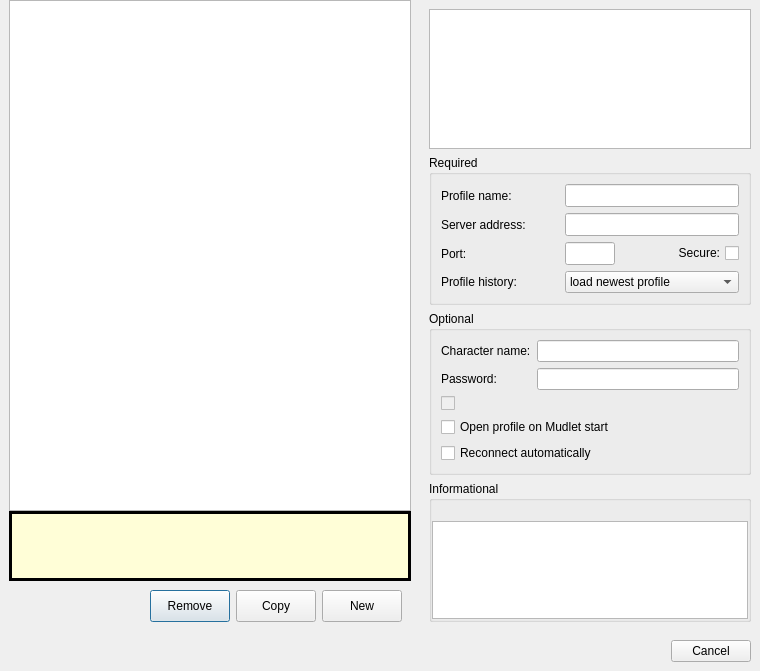
Qt form src/ui/connection_profiles.ui (Mudlet/Mudlet) before a commit.
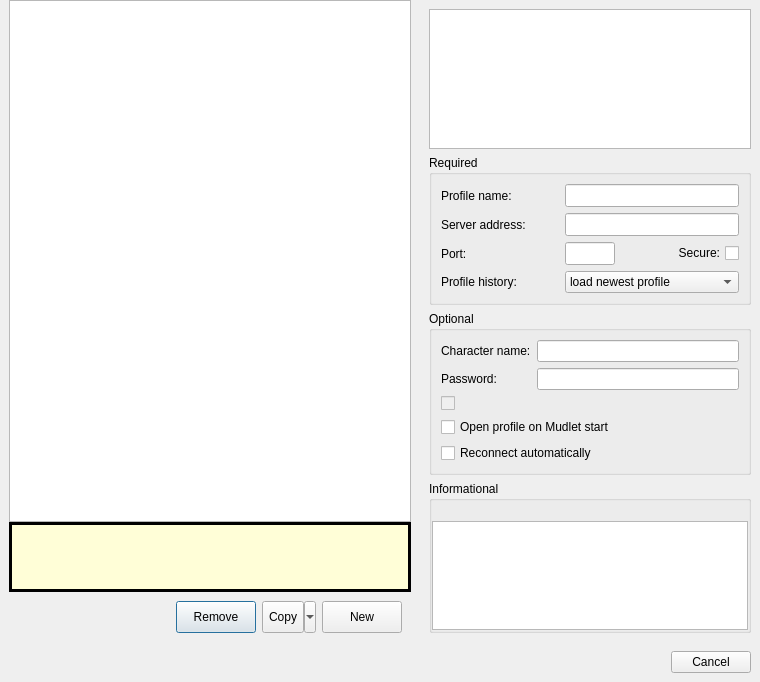
The same form after that commit. Icons and pictures are not drawn.

Commit message:
Add 'Copy profile (settings only)' button (#2779)
* Added button and got connection info copied

* Add copy profile with settings only

* Tweak UI style

* Cleanup

* Remove duplicates

* Remove another debug cout

* Fix names getting duplicated

* Remove debug statement

* Fix unnecessary return

```diff
--- a/src/ui/connection_profiles.ui
+++ b/src/ui/connection_profiles.ui
@@ -7,7 +7,7 @@
     <x>0</x>
     <y>0</y>
     <width>760</width>
-    <height>671</height>
+    <height>682</height>
    </rect>
   </property>
   <property name="minimumSize">
@@ -2065,9 +2065,6 @@
             </item>
             <item>
              <widget class="QPushButton" name="remove_profile_button">
-              <property name="enabled">
-               <bool>true</bool>
-              </property>
               <property name="sizePolicy">
                <sizepolicy hsizetype="Fixed" vsizetype="Preferred">
                 <horstretch>0</horstretch>
@@ -2080,19 +2077,13 @@
                 <height>25</height>
                </size>
               </property>
-              <property name="maximumSize">
-               <size>
-                <width>16777215</width>
-                <height>16777215</height>
-               </size>
-              </property>
               <property name="text">
                <string>Remove</string>
               </property>
              </widget>
             </item>
             <item>
-             <widget class="QPushButton" name="copy_profile_button">
+             <widget class="QToolButton" name="copy_profile_toolbutton">
               <property name="sizePolicy">
                <sizepolicy hsizetype="Fixed" vsizetype="Preferred">
                 <horstretch>0</horstretch>
@@ -2105,15 +2096,15 @@
                 <height>25</height>
                </size>
               </property>
-              <property name="maximumSize">
-               <size>
-                <width>16777215</width>
-                <height>16777215</height>
-               </size>
-              </property>
               <property name="text">
                <string>Copy</string>
               </property>
+              <property name="popupMode">
+               <enum>QToolButton::MenuButtonPopup</enum>
+              </property>
+              <property name="toolButtonStyle">
+               <enum>Qt::ToolButtonFollowStyle</enum>
+              </property>
              </widget>
             </item>
             <item>
@@ -2130,12 +2121,6 @@
                 <height>25</height>
                </size>
               </property>
-              <property name="maximumSize">
-               <size>
-                <width>16777215</width>
-                <height>16777215</height>
-               </size>
-              </property>
               <property name="text">
                <string>New</string>
               </property>
```
Left out of the diff: 6 changed lines with no effect on the pictures. The commit also changes 2 other files.
